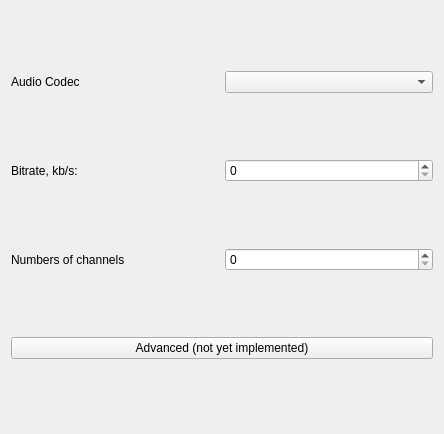
Qt form ChooseAudioCodec.ui (lexa/ffmpeg-gui) before a commit.
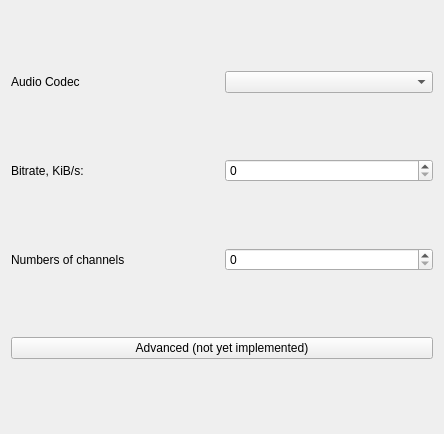
The same form after that commit.

Commit message: fix audio bitrate: b/s -> KiB/s

Patch:
```diff
--- a/ChooseAudioCodec.ui
+++ b/ChooseAudioCodec.ui
@@ -33,7 +33,7 @@
      <item>
       <widget class="QLabel" name="label_2">
        <property name="text">
-        <string>Bitrate, kb/s:</string>
+        <string>Bitrate, KiB/s:</string>
        </property>
       </widget>
      </item>
```
The commit also changes 1 other file.
